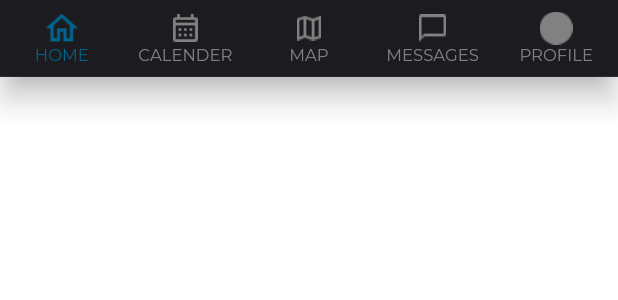
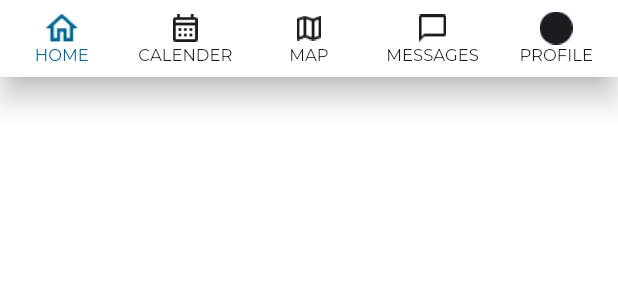
Before and after one commit to RakshitSathvara/Sports, a Flutter app: the Mybottomnavbar widget shown alone on an empty page, opened directly, on a phone screen of 412 x 824 dp. Shown: the top 300 px of the screen. Run offline on Flutter 3.47's test engine with Material 3 defaults, Android fonts, the phone set to English and light mode, and no system bars; our stand-ins replace cached_network_image, carousel_slider, connectivity_plus, device_info_plus, firebase_core, firebase_crashlytics and 18 more; missing offline and left inert: custom_timer, dart:ffi, duration_picker, flutter_fgbg, flutter_secure_storage_web, flutter_stripe and 4 more; accounts and stored records are empty; network calls fail.

Commit message:
Style bottom bar for themes and adjust notification icon colors

```diff
--- a/lib/components/bottom_navigation_bar.dart
+++ b/lib/components/bottom_navigation_bar.dart
@@ -51,14 +51,13 @@
 
   @override
   Widget build(BuildContext context) {
-    // TODO: implement build
     return BottomNavigationBar(
-        unselectedItemColor: Theme.of(context).colorScheme.shadow,
+        unselectedItemColor: Theme.of(context).colorScheme.onSurface,
         selectedItemColor: Theme.of(context).colorScheme.primary,
         type: BottomNavigationBarType.fixed,
-        backgroundColor: Theme.of(context).colorScheme.onBackground,
+        backgroundColor: Theme.of(context).colorScheme.background,
         unselectedLabelStyle: TextStyle(
-            color: Theme.of(context).colorScheme.shadow,
+            color: Theme.of(context).colorScheme.onSurface,
             fontWeight: FontWeight.w500,
             fontSize: 12),
         selectedLabelStyle: TextStyle(
--- a/lib/screens/dashboard/dashboard_page.dart
+++ b/lib/screens/dashboard/dashboard_page.dart
@@ -585,7 +585,9 @@
                   Center(
                     child: Image.asset(
                       'assets/images/notify_icon.png',
-                      color: Theme.of(context).colorScheme.onSurface,
+                      color: Theme.of(context).brightness == Brightness.dark
+                          ? Colors.white
+                          : Colors.black,
                       width: 30,
                       height: 30,
                     ),
--- a/lib/screens/setup/add_facility_vacation_page.dart
+++ b/lib/screens/setup/add_facility_vacation_page.dart
@@ -66,7 +66,9 @@
             onPressed: () {},
             icon: ImageIcon(
               const AssetImage("assets/images/notify_icon.png"),
-              color: Theme.of(context).colorScheme.onSurface,
+              color: Theme.of(context).brightness == Brightness.dark
+                  ? Colors.white
+                  : Colors.black,
             ),
           ),
           IconButton(
```
